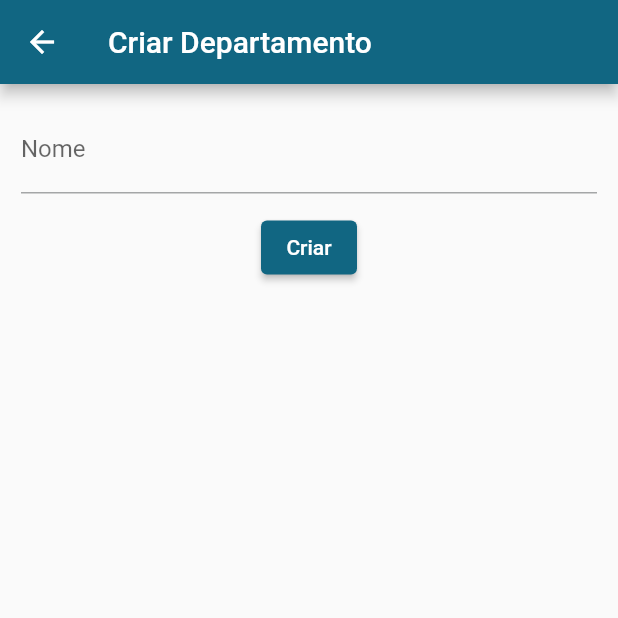
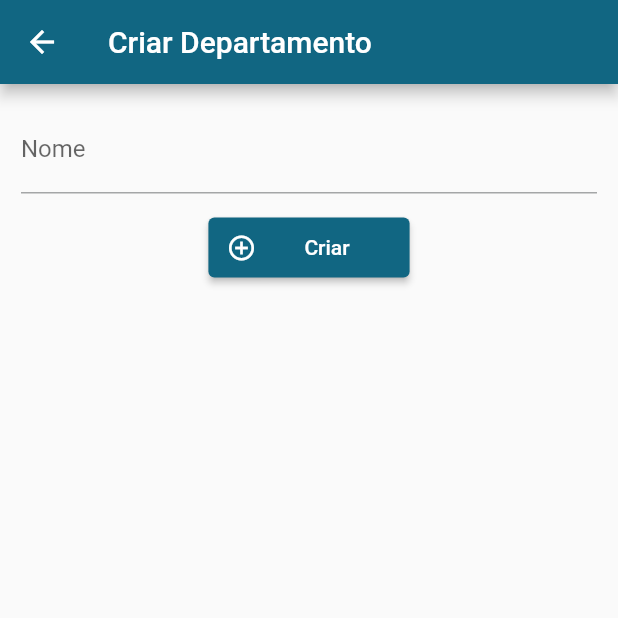
Before and after one commit to manoelpiovesan/bd-front, a Flutter app: the DepartmentEdit screen opened directly, on a phone screen of 412 x 824 dp, the top half of it. Run offline on Flutter 3.47's test engine with Material 3 defaults, Android fonts, the phone set to English and light mode, and no system bars; our stand-ins replace fl_chart.

Commit message:
Adding some stuff

```diff
--- a/lib/views/home_view.dart
+++ b/lib/views/home_view.dart
@@ -42,7 +42,7 @@ class HomeView extends StatelessWidget {
             ListTile(
               title: const Text('Departamentos'),
               subtitle: const Text('Lista de departamentos'),
-              leading: const Icon(Icons.business),
+              leading: const Icon(Icons.work),
               onTap:
                   () => Navigator.of(context).push(
                     MaterialPageRoute<void>(
--- a/lib/views/widgets/edits/department_edit.dart
+++ b/lib/views/widgets/edits/department_edit.dart
@@ -1,6 +1,7 @@
 import 'package:flutter/material.dart';
 import 'package:projeto_bd_front/consumers/department_consumer.dart';
 import 'package:projeto_bd_front/models/department.dart';
+import 'package:projeto_bd_front/views/widgets/my_button.dart';
 
 ///
 ///
@@ -70,8 +71,8 @@ class _DepartmentEditState extends State<DepartmentEdit> {
               // TODO(manoel): Implementar o future do departamento aqui.
 
               /// Save or Update Button
-              ElevatedButton.icon(
-                label: Text(widget.model != null ? 'Salvar' : 'Criar'),
+              MyButton(
+                label: widget.model != null ? 'Salvar' : 'Criar',
                 onPressed: () {
                   /// On Update
                   if (widget.model != null) {
@@ -100,6 +101,10 @@ class _DepartmentEditState extends State<DepartmentEdit> {
                     }
                   }
                 },
+                iconData:
+                    widget.model != null
+                        ? Icons.save
+                        : Icons.add_circle_outline,
               ),
             ],
           ),
--- a/lib/views/widgets/my_button.dart
+++ b/lib/views/widgets/my_button.dart
@@ -23,8 +23,9 @@ class MyButton extends StatelessWidget {
     return ElevatedButton.icon(
       onPressed: onPressed,
       label: Padding(
-        padding: const EdgeInsets.all(16),
+        padding: const EdgeInsets.symmetric(vertical: 12, horizontal: 24),
         child: Row(
+          mainAxisSize: MainAxisSize.min,
           mainAxisAlignment: MainAxisAlignment.center,
           children: <Widget>[Text(label)],
         ),
```
Also changed, not shown: lib/utils/my_drawer.dart (+11 -4 lines), lib/views/widgets/edits/employee_edit.dart (+11 -2 lines), lib/views/widgets/lists/department_list.dart (+58 -9 lines).
